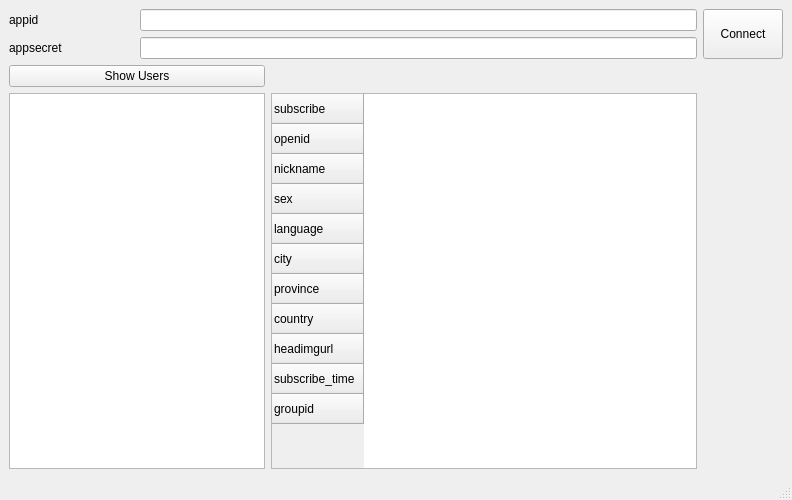
This is MainWindow.ui in BigTailWolf/WeChatServiceAnalyzerProto as Qt 5 draws it before an edit. The edited form follows.
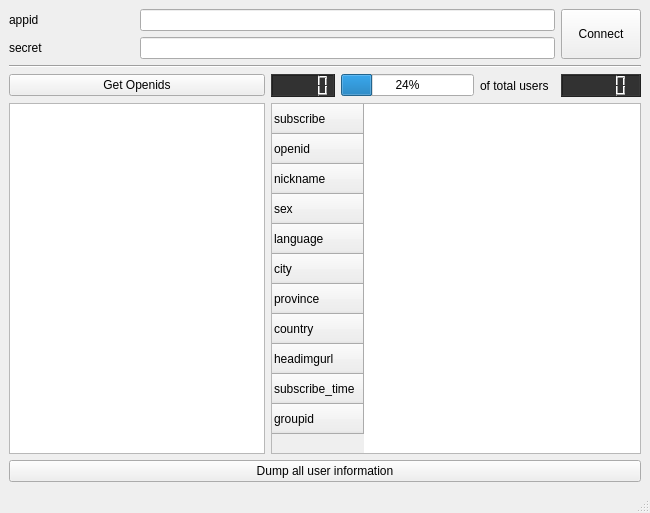
This is the edited form.

Commit message: seperate UI and manager modules

What changed in the file:
```diff
--- a/MainWindow.ui
+++ b/MainWindow.ui
@@ -6,13 +6,13 @@
    <rect>
     <x>0</x>
     <y>0</y>
-    <width>792</width>
-    <height>500</height>
+    <width>650</width>
+    <height>513</height>
    </rect>
   </property>
   <property name="minimumSize">
    <size>
-    <width>400</width>
+    <width>650</width>
     <height>500</height>
    </size>
   </property>
@@ -21,17 +21,10 @@
   </property>
   <widget class="QWidget" name="centralwidget">
    <layout class="QGridLayout" name="gridLayout">
-    <item row="0" column="0">
-     <widget class="QLabel" name="label_appid">
-      <property name="text">
-       <string>appid</string>
-      </property>
-     </widget>
+    <item row="1" column="1" colspan="5">
+     <widget class="QLineEdit" name="lineEdit_secret"/>
     </item>
-    <item row="1" column="1" colspan="2">
-     <widget class="QLineEdit" name="lineEdit_appsecret"/>
-    </item>
-    <item row="0" column="3" rowspan="2">
+    <item row="0" column="6" rowspan="2">
      <widget class="QPushButton" name="pushButton_connect">
       <property name="sizePolicy">
        <sizepolicy hsizetype="Minimum" vsizetype="Minimum">
@@ -44,7 +37,52 @@
       </property>
      </widget>
     </item>
-    <item row="4" column="2" rowspan="2">
+    <item row="0" column="0">
+     <widget class="QLabel" name="label_appid">
+      <property name="text">
+       <string>appid</string>
+      </property>
+     </widget>
+    </item>
+    <item row="7" column="0" colspan="7">
+     <widget class="QPushButton" name="pushButton_dump_all_user">
+      <property name="text">
+       <string>Dump all user information</string>
+      </property>
+     </widget>
+    </item>
+    <item row="1" column="0">
+     <widget class="QLabel" name="label_secret">
+      <property name="text">
+       <string>secret</string>
+      </property>
+     </widget>
+    </item>
+    <item row="3" column="0" colspan="2">
+     <widget class="QPushButton" name="pushButton_get_openids">
+      <property name="text">
+       <string>Get Openids</string>
+      </property>
+     </widget>
+    </item>
+    <item row="0" column="1" colspan="5">
+     <widget class="QLineEdit" name="lineEdit_appid"/>
+    </item>
+    <item row="3" column="3">
+     <widget class="QProgressBar" name="progressBar">
+      <property name="value">
+       <number>24</number>
+      </property>
+     </widget>
+    </item>
+    <item row="2" column="0" colspan="7">
+     <widget class="Line" name="line">
+      <property name="orientation">
+       <enum>Qt::Horizontal</enum>
+      </property>
+     </widget>
+    </item>
+    <item row="5" column="2" rowspan="2" colspan="5">
      <widget class="QTableWidget" name="tableWidget">
       <row>
        <property name="text">
@@ -103,23 +141,46 @@
       </row>
      </widget>
     </item>
-    <item row="0" column="1" colspan="2">
-     <widget class="QLineEdit" name="lineEdit_appid"/>
+    <item row="5" column="0" rowspan="2" colspan="2">
+     <widget class="QListWidget" name="listWidget">
+      <property name="sizePolicy">
+       <sizepolicy hsizetype="Preferred" vsizetype="Expanding">
+        <horstretch>0</horstretch>
+        <verstretch>0</verstretch>
+       </sizepolicy>
+      </property>
+      <property name="minimumSize">
+       <size>
+        <width>256</width>
+        <height>0</height>
+       </size>
+      </property>
+     </widget>
     </item>
-    <item row="4" column="0" rowspan="2" colspan="2">
-     <widget class="QListWidget" name="listWidget"/>
+    <item row="3" column="2">
+     <widget class="QLCDNumber" name="lcdNumber_loadedUsers">
+      <property name="styleSheet">
+       <string notr="true">QLCDNumber{
+    color: rgb(100, 200, 0);    
+    background-color: rgb(50, 50, 50);
+}</string>
+      </property>
+     </widget>
     </item>
-    <item row="1" column="0">
-     <widget class="QLabel" name="label_appsecret">
+    <item row="3" column="4" alignment="Qt::AlignRight">
+     <widget class="QLabel" name="label">
       <property name="text">
-       <string>appsecret</string>
+       <string>of total users</string>
       </property>
      </widget>
     </item>
-    <item row="2" column="0" colspan="2">
-     <widget class="QPushButton" name="pushButton_show_users">
-      <property name="text">
-       <string>Show Users</string>
+    <item row="3" column="6">
+     <widget class="QLCDNumber" name="lcdNumber_totalUsers">
+      <property name="styleSheet">
+       <string notr="true">QLCDNumber{
+    color: rgb(100, 200, 0);    
+    background-color: rgb(50, 50, 50);
+}</string>
       </property>
      </widget>
     </item>
```
The commit also changes 4 other files.
